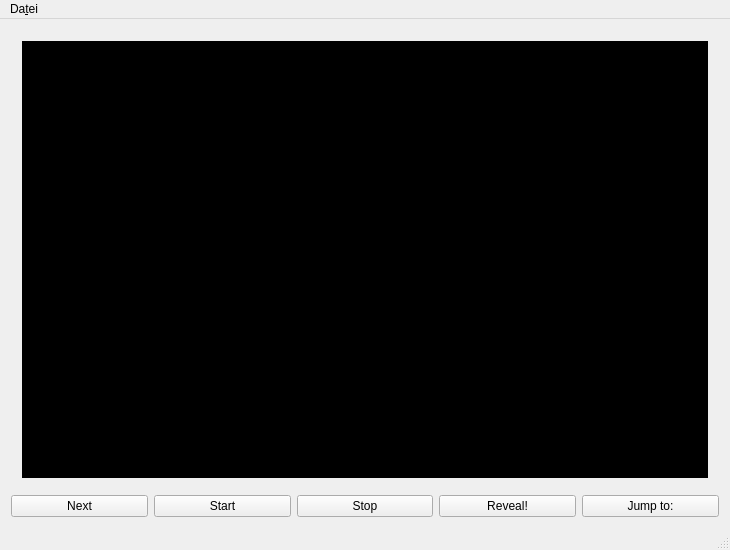
Old version of the form guesswho.ui in the repository freepenguin84/GuessWhoGame.
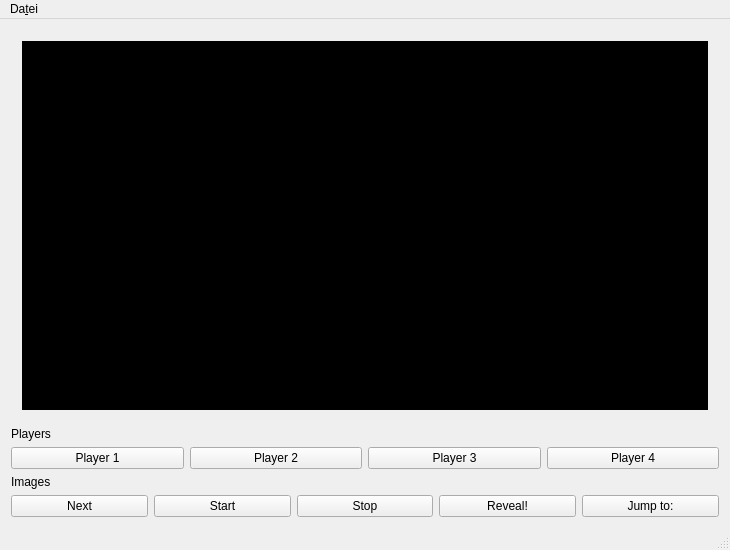
New version of the form.

Commit message: Static player buttons

The edit to the form file:
```diff
--- a/guesswho.ui
+++ b/guesswho.ui
@@ -32,7 +32,7 @@
          <x>0</x>
          <y>0</y>
          <width>718</width>
-         <height>435</height>
+         <height>353</height>
         </rect>
        </property>
        <layout class="QHBoxLayout" name="horizontalLayout_2">
@@ -56,7 +56,50 @@
      </widget>
     </item>
     <item>
-     <layout class="QHBoxLayout" name="playerButtons"/>
+     <widget class="QLabel" name="playersLabel">
+      <property name="text">
+       <string>Players</string>
+      </property>
+     </widget>
+    </item>
+    <item>
+     <layout class="QHBoxLayout" name="playerButtons">
+      <item>
+       <widget class="QPushButton" name="player1Button">
+        <property name="text">
+         <string>Player 1</string>
+        </property>
+       </widget>
+      </item>
+      <item>
+       <widget class="QPushButton" name="player2Button">
+        <property name="text">
+         <string>Player 2</string>
+        </property>
+       </widget>
+      </item>
+      <item>
+       <widget class="QPushButton" name="player3Button">
+        <property name="text">
+         <string>Player 3</string>
+        </property>
+       </widget>
+      </item>
+      <item>
+       <widget class="QPushButton" name="player4Button">
+        <property name="text">
+         <string>Player 4</string>
+        </property>
+       </widget>
+      </item>
+     </layout>
+    </item>
+    <item>
+     <widget class="QLabel" name="imagesLabel">
+      <property name="text">
+       <string>Images</string>
+      </property>
+     </widget>
     </item>
     <item>
      <layout class="QHBoxLayout" name="imageButtons">
```
The commit also changes 6 other files.
